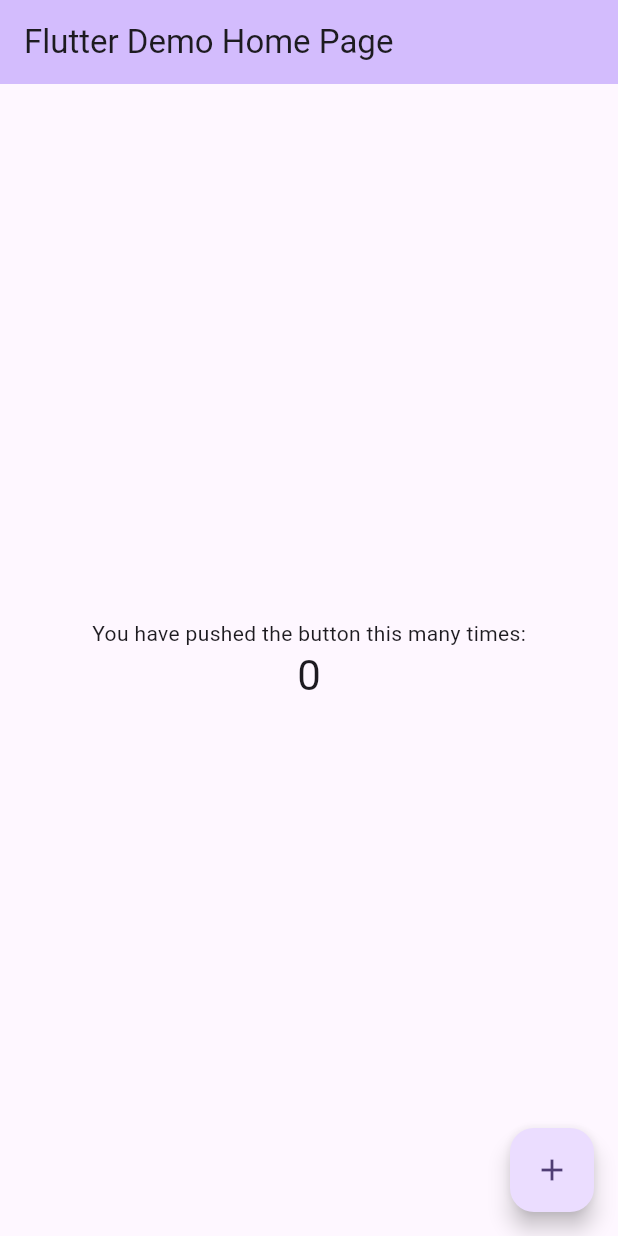
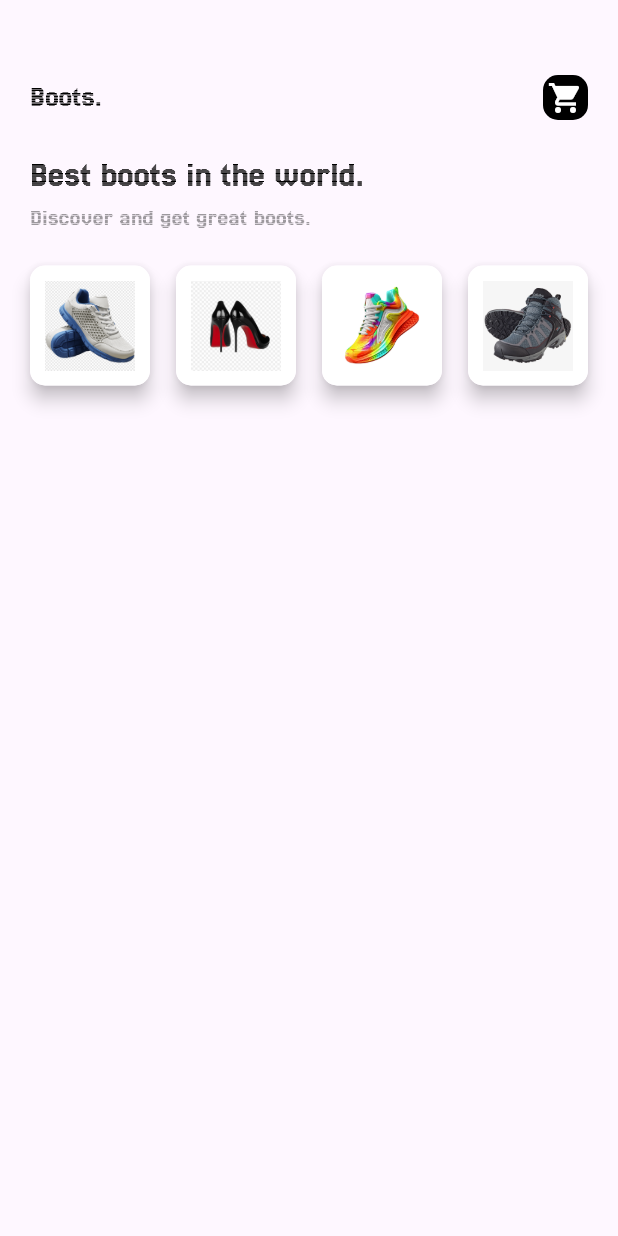
Before and after one commit to Maciasssss/FlutterShoesShop, a Flutter app: the screen it shows after launch, on a phone screen of 412 x 824 dp. Run offline on Flutter 3.47's test engine with Material 3 defaults, Android fonts, the phone set to English and light mode, and no system bars.

Commit message:
HomeScreenPageUI

```diff
--- a/flutter_english_learning/lib/main.dart
+++ b/flutter_english_learning/lib/main.dart
@@ -1,4 +1,5 @@
 import 'package:flutter/material.dart';
+import 'package:flutter_english_learning/pages/home.dart';
 
 void main() {
   runApp(const MyApp());
@@ -17,7 +18,7 @@ class MyApp extends StatelessWidget {
         colorScheme: ColorScheme.fromSeed(seedColor: Colors.deepPurple),
         useMaterial3: true,
       ),
-      home: const MyHomePage(title: 'Flutter Demo Home Page'),
+      home: Home(),
     );
   }
 }
--- /dev/null
+++ b/flutter_english_learning/lib/pages/home.dart
@@ -0,0 +1,199 @@
+import 'package:flutter/material.dart';
+import 'package:flutter_english_learning/widget/widget_support.dart';
+
+class Home extends StatefulWidget {
+  const Home({super.key});
+
+  @override
+  State<Home> createState() => _HomeState();
+}
+
+class _HomeState extends State<Home> {
+  bool casual_boots=false, running_boots=false, high_heel_boots=false, tracking_boots=false;
+  @override
+  Widget build(BuildContext context) {
+    return Scaffold(
+      body: Container(
+        margin: EdgeInsets.only(top: 50.0, left:20.0, right: 20.0 ),
+        child: Column(
+        crossAxisAlignment: CrossAxisAlignment.start,
+        children: [
+        Row(
+          mainAxisAlignment: MainAxisAlignment.spaceBetween,
+          children: [
+            Text("Boots. ",
+            style:AppWidget.boldedText()
+
+            ),
+             Container(
+          padding: EdgeInsets.all(3) ,
+          decoration: BoxDecoration(color: Colors.black, borderRadius: BorderRadius.circular(10)),
+          child: Icon(Icons.shopping_cart, color: Colors.white,),
+        )
+          ],
+        ),
+        SizedBox(height: 20.0,),
+        Text("Best boots in the world. ",
+            style:AppWidget.headLineText()
+            ),
+           Text("Discover and get great boots. ",
+            style:AppWidget.lightText()),
+            SizedBox(height: 20.0,),
+           showItem(),
+            SizedBox(height: 20.0,),
+            Row(children: [
+              Container(
+                child: Column(children: [
+
+                ],),
+              )
+            ],
+
+            )
+      ],),
+      ),
+    );
+  }
+
+
+
+// Images on home pages which are categories for diffrent kinds of boots, "Selectedmenu"
+  Widget showItem(){
+    return     Row(
+              mainAxisAlignment: MainAxisAlignment.spaceBetween,
+              children: [
+              GestureDetector(
+                  onTap: () {
+                    setState(() {
+                      casual_boots = true;
+                      running_boots = false;
+                      high_heel_boots = false;
+                      tracking_boots = false;
+                    });
+                  },
+                  child: Material(
+                    elevation: 5.0,
+                    borderRadius: BorderRadius.circular(10),
+                    child: AnimatedContainer(
+                      duration: Duration(milliseconds: 300),
+                      curve: Curves.easeInOut,
+                      decoration: BoxDecoration(
+                        color: casual_boots ? Colors.green.withOpacity(0.2) : Colors.white,
+                        border: Border.all(
+                          color: casual_boots ? Colors.green : Colors.transparent,
+                          width: 2
+                        ),
+                        borderRadius: BorderRadius.circular(10),
+                      ),
+                      padding: EdgeInsets.all(8),
+                      child: Image.asset(
+                        "images/Casual_boots.png",
+                        height: 60,
+                        width: 60,
+                        fit: BoxFit.cover,
+                      ),
+                    ),
+                  ),
+                ),
+                  GestureDetector(
+                  onTap: () {
+                    setState(() {
+                      casual_boots = false;
+                      running_boots = false;
+                      high_heel_boots = true;
+                      tracking_boots = false;
+                    });
+                  },
+                  child: Material(
+                    elevation: 5.0,
+                    borderRadius: BorderRadius.circular(10),
+                    child: AnimatedContainer(
+                      duration: Duration(milliseconds: 300),
+                      curve: Curves.easeInOut,
+                      decoration: BoxDecoration(
+                        color: high_heel_boots ? Colors.green.withOpacity(0.2) : Colors.white,
+                        border: Border.all(
+                          color: high_heel_boots ? Colors.green : Colors.transparent,
+                          width: 2
+                        ),
+                        borderRadius: BorderRadius.circular(10),
+                      ),
+                      padding: EdgeInsets.all(8),
+                      child: Image.asset(
+                        "images/High-heel_boots.png",
+                        height: 60,
+                        width: 60,
+                        fit: BoxFit.cover,
+                      ),
+                    ),
+                  ),
+                ),
+                  GestureDetector(
+                  onTap: () {
+                    setState(() {
+                      casual_boots = false;
+                      running_boots = true;
+                      high_heel_boots = false;
+                      tracking_boots = false;
+                    });
+                  },
+                  child: Material(
+                    elevation: 5.0,
+                    borderRadius: BorderRadius.circular(10),
+                    child: AnimatedContainer(
+                      duration: Duration(milliseconds: 300),
+                      curve: Curves.easeInOut,
+                      decoration: BoxDecoration(
+                        color: running_boots ? Colors.green.withOpacity(0.2) : Colors.white,
+                        border: Border.all(
+                          color: running_boots ? Colors.green : Colors.transparent,
+                          width: 2
+                        ),
+                        borderRadius: BorderRadius.circular(10),
+                      ),
+                      padding: EdgeInsets.all(8),
+                      child: Image.asset(
+                        "images/Running_boots.png",
+                        height: 60,
+                        width: 60,
+                        fit: BoxFit.cover,
+                      ),
+                    ),
+                  ),
+                ),
+                  GestureDetector(
+                  onTap: () {
+                    setState(() {
+                      casual_boots = false;
+                      running_boots = false;
+                      high_heel_boots = false;
+                      tracking_boots = true;
+                    });
+                  },
+                  child: Material(
+                    elevation: 5.0,
+                    borderRadius: BorderRadius.circular(10),
+                    child: AnimatedContainer(
+                      duration: Duration(milliseconds: 300),
+                      curve: Curves.easeInOut,
+                      decoration: BoxDecoration(
+                        color: tracking_boots ? Colors.green.withOpacity(0.2) : Colors.white,
+                        border: Border.all(
+                          color: tracking_boots ? Colors.green : Colors.transparent,
+                          width: 2
+                        ),
+                        borderRadius: BorderRadius.circular(10),
+                      ),
+                      padding: EdgeInsets.all(8),
+                      child: Image.asset(
+                        "images/Tracking_boots.png",
+                        height: 60,
+                        width: 60,
+                        fit: BoxFit.cover,
+                      ),
+                    ),
+                  ),
+                ),
+            ],);
+  }
+}
--- /dev/null
+++ b/flutter_english_learning/lib/widget/widget_support.dart
@@ -0,0 +1,27 @@
+import 'package:flutter/material.dart';
+
+class AppWidget{
+
+  static TextStyle boldedText(){
+    return  TextStyle(
+          color: Colors.black,
+          fontSize: 20.0,
+          fontFamily: 'Jersey25');
+  }
+
+
+  static TextStyle headLineText(){
+    return  TextStyle(
+          color: Colors.black,
+          fontSize: 24.0,
+          fontFamily: 'Jersey25');
+  }
+
+    static TextStyle lightText(){
+    return  TextStyle(
+          color: Colors.black38,
+          fontSize: 16.0,
+           fontWeight: FontWeight.w500,
+          fontFamily: 'Jersey25');
+  }
+}
--- a/flutter_english_learning/pubspec.yaml
+++ b/flutter_english_learning/pubspec.yaml
@@ -20,3 +20,9 @@ dev_dependencies:
 
 flutter:
   uses-material-design: true
+  assets:
+    - images/
+  fonts:
+    - family: Jersey25
+      fonts:
+        - asset: Fonts/Jersey25-Regular.ttf
```
Also changed, not shown: flutter_english_learning/Fonts/Jersey25-Regular.ttf (added), flutter_english_learning/images/Casual_boots.png (added), flutter_english_learning/images/High-heel_boots.png (added), flutter_english_learning/images/Running_boots.png (added), flutter_english_learning/images/Tracking_boots.png (added).
